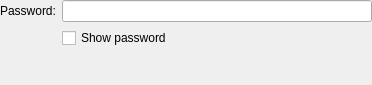
Before: the Qt Designer form vpn/pptp/pptpauth.ui in KDE/plasma-nm, drawn with Qt 5.
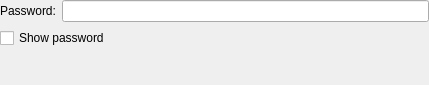
After: the same form once the commit is applied. Custom widgets are drawn as their Qt base class.

Commit message:
PPTP authentication dialog: focus is now automatically set on "password" textbox. Also:
* The dialog's width is now the same as width of OpenVPN authentication dialog.
* "Show password" checkbox is now aligned to the left.

Diff of the .ui file:
```diff
--- a/vpn/pptp/pptpauth.ui
+++ b/vpn/pptp/pptpauth.ui
@@ -6,7 +6,7 @@
    <rect>
     <x>0</x>
     <y>0</y>
-    <width>372</width>
+    <width>429</width>
     <height>85</height>
    </rect>
   </property>
@@ -33,7 +33,7 @@
      </property>
     </widget>
    </item>
-   <item row="1" column="1">
+   <item row="1" column="0" colspan="2">
     <widget class="QCheckBox" name="chkShowPassword">
      <property name="text">
       <string>Show password</string>
```
The commit also changes 1 other file.
